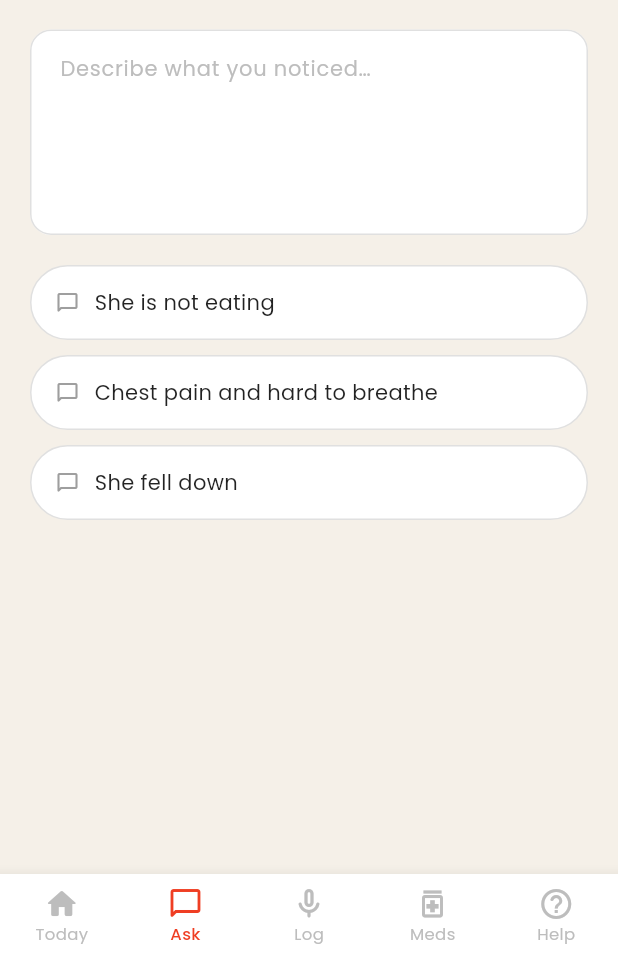
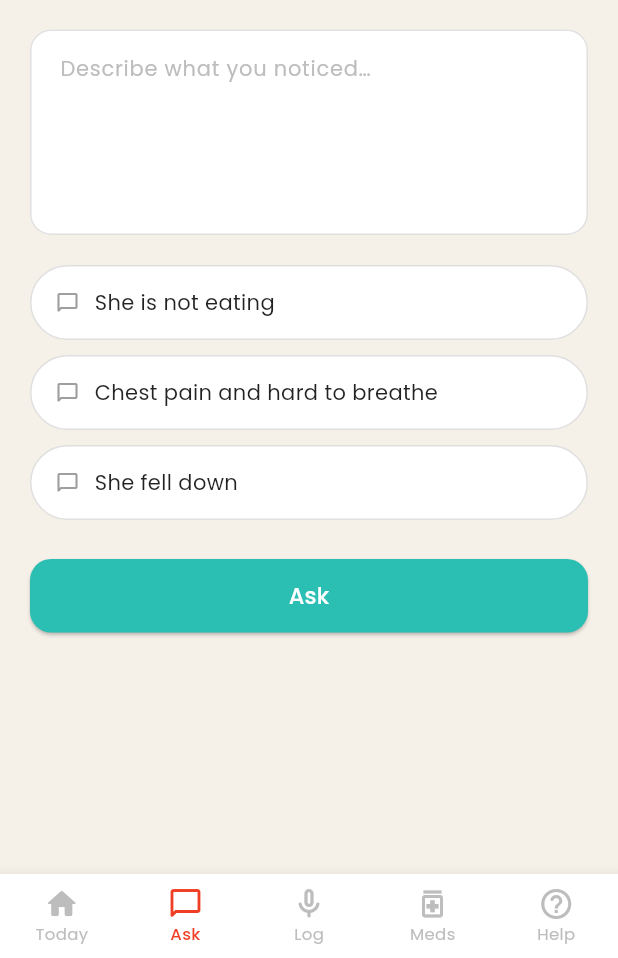
Before and after one commit to dncnl/kalinga, a Flutter app: the AskPage screen opened by its route, on a phone screen of 412 x 824 dp, the part 278-1236 px from its top. Run offline on Flutter 3.47's test engine with Material 3 defaults, Android fonts, the phone set to English and light mode, and no system bars; our stand-ins replace cloud_firestore, firebase_auth, firebase_core, go_router, google_fonts; missing offline and left inert: record; accounts and stored records are empty; generated files the repository leaves out were written again.

Commit message:
feat(mobile,api): wire RAG to Ask screen, fix Windows API URL, add abdominal-pain source
Wired POST /rag/ask to the existing Ask screen (apps/mobile/lib/pages/ask_page.dart,
the /ask route) via a new RagService - answer + numbered sources render below the
question input. Factored the anonymous-auth-token logic out of ObservationService
into a shared services/auth_token.dart since RagService needs it too.

Fixed a real bug found via live testing: api_config.dart's apiBaseUrl always
defaulted to 10.0.2.2, which only means anything on the Android emulator - every
other platform (Windows, macOS, Linux, web, iOS simulator) got a SocketException
trying to reach a host that doesn't exist there. Now platform-aware: Android gets
10.0.2.2, everything else gets localhost, dart-define override still works for
physical devices.

Added a 5th RAG source (NCBI/PMC "Abdominal Emergencies in the Geriatric Patient")
after live-testing "my tummy hurts" returned no results - the original 4-document
corpus only covered LTC policy/ICOPE/medication safety, nothing on general
symptoms, which is exactly what a symptom-checker-shaped question needs.

Also recreated CLAUDE.md at the repo root - it existed early in this project's
history but was lost somewhere in a later restructuring/merge.

```diff
--- a/apps/mobile/lib/pages/ask_page.dart
+++ b/apps/mobile/lib/pages/ask_page.dart
@@ -1,5 +1,6 @@
 import 'package:flutter/material.dart';
 import 'package:go_router/go_router.dart';
+import '../services/rag_service.dart';
 import '../theme.dart';
 
 class AskPage extends StatefulWidget {
@@ -14,14 +15,41 @@ class _AskPageState extends State<AskPage> {
   static const _red = Color(0xFFEF3E23);
 
   final _controller = TextEditingController();
+  final _ragService = const RagService();
   static const _prompts = [
     'She is not eating',
     'Chest pain and hard to breathe',
     'She fell down',
   ];
 
+  bool _asking = false;
+  RagAnswer? _answer;
+  String? _error;
+
   @override
   void dispose() { _controller.dispose(); super.dispose(); }
+
+  Future<void> _submit() async {
+    final question = _controller.text.trim();
+    if (question.isEmpty || _asking) return;
+
+    setState(() {
+      _asking = true;
+      _answer = null;
+      _error = null;
+    });
+
+    try {
+      final result = await _ragService.ask(question);
+      if (!mounted) return;
+      setState(() => _answer = result);
+    } catch (e) {
+      if (!mounted) return;
+      setState(() => _error = e.toString());
+    } finally {
+      if (mounted) setState(() => _asking = false);
+    }
+  }
 
   @override
   Widget build(BuildContext context) {
@@ -68,6 +96,61 @@ class _AskPageState extends State<AskPage> {
                 ),
               ),
             )),
+            const SizedBox(height: 16),
+            SizedBox(
+              width: double.infinity,
+              child: ElevatedButton(
+                onPressed: _asking ? null : _submit,
+                style: ElevatedButton.styleFrom(
+                  backgroundColor: _teal,
+                  foregroundColor: Colors.white,
+                  padding: const EdgeInsets.symmetric(vertical: 14),
+                  shape: RoundedRectangleBorder(borderRadius: BorderRadius.circular(14)),
+                ),
+                child: _asking
+                    ? const SizedBox(
+                        width: 20, height: 20,
+                        child: CircularProgressIndicator(color: Colors.white, strokeWidth: 2.5),
+                      )
+                    : Text('Ask', style: AppTextStyles.bodyMedium(fontSize: 15)),
+              ),
+            ),
+            if (_error != null) ...[
+              const SizedBox(height: 16),
+              Container(
+                width: double.infinity,
+                padding: const EdgeInsets.all(16),
+                decoration: BoxDecoration(color: const Color(0xFFFFE9E5), borderRadius: BorderRadius.circular(14)),
+                child: Text(_error!, style: AppTextStyles.body(fontSize: 13).copyWith(color: _red)),
+              ),
+            ],
+            if (_answer != null) ...[
+              const SizedBox(height: 20),
+              Container(
+                width: double.infinity,
+                padding: const EdgeInsets.all(16),
+                decoration: BoxDecoration(
+                  color: Colors.white,
+                  border: Border.all(color: _teal, width: 1.5),
+                  borderRadius: BorderRadius.circular(16),
+                ),
+                child: Column(crossAxisAlignment: CrossAxisAlignment.start, children: [
+                  Text(_answer!.answer, style: AppTextStyles.body(fontSize: 14).copyWith(color: Colors.black87, height: 1.5)),
+                  if (_answer!.sources.isNotEmpty) ...[
+                    const SizedBox(height: 16),
+                    Text('SOURCES', style: AppTextStyles.bodyMedium(fontSize: 11).copyWith(color: Colors.grey.shade500, letterSpacing: 0.8)),
+                    const SizedBox(height: 8),
+                    ..._answer!.sources.map((s) => Padding(
+                      padding: const EdgeInsets.only(bottom: 6),
+                      child: Text(
+                        '[${s.n}] ${s.title} — ${s.publisher}',
+                        style: AppTextStyles.body(fontSize: 12).copyWith(color: Colors.grey.shade600),
+                      ),
+                    )),
+                  ],
+                ]),
+              ),
+            ],
             const SizedBox(height: 24),
           ]),
         ),
--- /dev/null
+++ b/apps/mobile/lib/services/rag_service.dart
@@ -0,0 +1,69 @@
+import 'dart:convert';
+
+import 'package:http/http.dart' as http;
+
+import '../api_config.dart';
+import 'auth_token.dart';
+
+class RagSource {
+  final int n;
+  final String title;
+  final String publisher;
+  final String url;
+  final String excerpt;
+
+  RagSource({
+    required this.n,
+    required this.title,
+    required this.publisher,
+    required this.url,
+    required this.excerpt,
+  });
+
+  factory RagSource.fromJson(Map<String, dynamic> json) => RagSource(
+        n: json['n'] as int,
+        title: json['title'] as String,
+        publisher: json['publisher'] as String,
+        url: json['url'] as String,
+        excerpt: json['excerpt'] as String,
+      );
+}
+
+class RagAnswer {
+  final String answer;
+  final List<RagSource> sources;
+
+  RagAnswer({required this.answer, required this.sources});
+}
+
+class RagService {
+  const RagService();
+
+  /// Asks apps/api's RAG endpoint a question. Answers are grounded in
+  /// real cited sources (Taiwan health authority / WHO / research docs —
+  /// see apps/api/src/rag/sources/) rather than the model's own guesses;
+  /// see PLAN.md's "Backend: RAG Component" section for how that's enforced.
+  Future<RagAnswer> ask(String question) async {
+    final token = await getIdToken();
+
+    final res = await http.post(
+      Uri.parse('$apiBaseUrl/rag/ask'),
+      headers: {
+        'Authorization': 'Bearer $token',
+        'Content-Type': 'application/json',
+      },
+      body: jsonEncode({'question': question}),
+    );
+
+    if (res.statusCode != 200) {
+      throw Exception('Failed to get an answer: ${res.body}');
+    }
+
+    final body = jsonDecode(res.body) as Map<String, dynamic>;
+    final sources = (body['sources'] as List)
+        .map((s) => RagSource.fromJson(s as Map<String, dynamic>))
+        .toList();
+
+    return RagAnswer(answer: body['answer'] as String, sources: sources);
+  }
+}
```
Also changed, not shown: apps/mobile/lib/api_config.dart (+19 -8 lines), apps/mobile/lib/services/auth_token.dart (added, +14 -0 lines), apps/mobile/lib/services/observation_service.dart (+2 -14 lines), apps/mobile/pubspec.lock, 5 other files.
